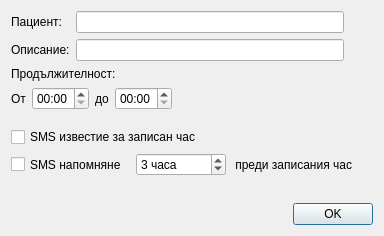
This is src/View/Widgets/CalendarEventDialog.ui in thefinalcutbg/DinoDent as Qt 5 draws it before an edit. The edited form follows.
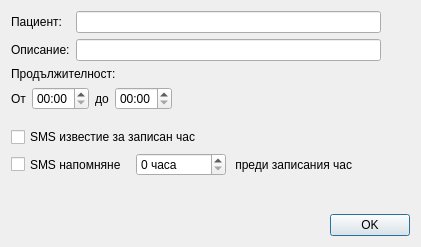
This is the edited form.

Diff of the .ui file:
```diff
--- a/src/View/Widgets/CalendarEventDialog.ui
+++ b/src/View/Widgets/CalendarEventDialog.ui
@@ -6,8 +6,8 @@
    <rect>
     <x>0</x>
     <y>0</y>
-    <width>384</width>
-    <height>236</height>
+    <width>421</width>
+    <height>247</height>
    </rect>
   </property>
   <property name="minimumSize">
@@ -224,7 +224,7 @@
            <string/>
           </property>
           <property name="minimum">
-           <number>1</number>
+           <number>0</number>
           </property>
           <property name="maximum">
            <number>168</number>
@@ -233,7 +233,7 @@
            <number>1</number>
           </property>
           <property name="value">
-           <number>3</number>
+           <number>0</number>
           </property>
          </widget>
         </item>
```
Left out of the diff: 13 changed lines with no effect on the pictures.
